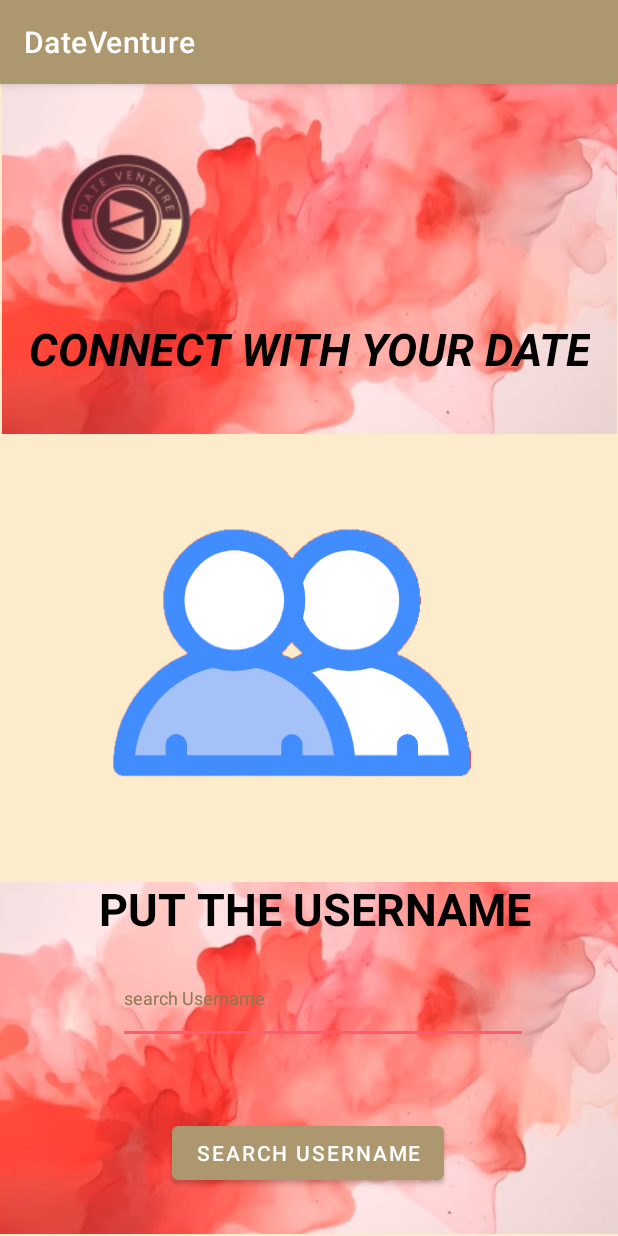
After one commit to Roxxiebstar/APP_DateVenture, an Android app: the ConnectYourDate screen opened directly, with no data from a screen before it, on a phone screen of 412 x 824 dp. The commit adds this screen. Run offline under Robolectric (Android 15) with nearby library versions, the phone set to English and light mode, and no system bars.

Commit message:
UI de connect With your Date

```diff
--- a/DateVenture/app/src/main/AndroidManifest.xml
+++ b/DateVenture/app/src/main/AndroidManifest.xml
@@ -12,6 +12,9 @@
         android:supportsRtl="true"
         android:theme="@style/Theme.DateVenture"
         tools:targetApi="31">
+        <activity
+            android:name=".ConnectYourDate"
+            android:exported="false" />
         <activity
             android:name=".GreenPlaces"
             android:exported="false" />
--- /dev/null
+++ b/DateVenture/app/src/main/java/com/example/dateventure/ConnectYourDate.kt
@@ -0,0 +1,20 @@
+package com.example.dateventure
+
+import android.os.Bundle
+import androidx.activity.enableEdgeToEdge
+import androidx.appcompat.app.AppCompatActivity
+import androidx.core.view.ViewCompat
+import androidx.core.view.WindowInsetsCompat
+
+class ConnectYourDate : AppCompatActivity() {
+    override fun onCreate(savedInstanceState: Bundle?) {
+        super.onCreate(savedInstanceState)
+        enableEdgeToEdge()
+        setContentView(R.layout.activity_connect_your_date)
+        ViewCompat.setOnApplyWindowInsetsListener(findViewById(R.id.main)) { v, insets ->
+            val systemBars = insets.getInsets(WindowInsetsCompat.Type.systemBars())
+            v.setPadding(systemBars.left, systemBars.top, systemBars.right, systemBars.bottom)
+            insets
+        }
+    }
+}
--- /dev/null
+++ b/DateVenture/app/src/main/res/layout/activity_connect_your_date.xml
@@ -0,0 +1,120 @@
+<?xml version="1.0" encoding="utf-8"?>
+<androidx.constraintlayout.widget.ConstraintLayout xmlns:android="http://schemas.android.com/apk/res/android"
+    xmlns:app="http://schemas.android.com/apk/res-auto"
+    xmlns:tools="http://schemas.android.com/tools"
+    android:id="@+id/main"
+    android:background="@color/arena"
+    android:layout_width="match_parent"
+    android:layout_height="match_parent"
+    tools:context=".ConnectYourDate">
+    <ImageView
+        android:id="@+id/acuarela1arriba"
+        android:layout_width="410dp"
+        android:layout_height="233dp"
+        android:contentDescription="@string/imagen_acuarela"
+        android:src="@drawable/acuarela_dateventure"
+        app:layout_constraintEnd_toEndOf="parent"
+        app:layout_constraintHorizontal_bias="0.505"
+        app:layout_constraintStart_toStartOf="parent"
+        app:layout_constraintTop_toTopOf="parent" />
+
+    <ImageView
+        android:id="@+id/acuarela2abajo"
+        android:layout_width="413dp"
+        android:layout_height="237dp"
+        android:contentDescription="@string/imagen_acuarela2"
+        android:src="@drawable/acuarela_dateventure"
+        app:layout_constraintBottom_toBottomOf="parent"
+        app:layout_constraintEnd_toEndOf="parent"
+        app:layout_constraintHorizontal_bias="0.25"
+        app:layout_constraintStart_toStartOf="parent"
+        app:layout_constraintTop_toBottomOf="@id/acuarela1arriba"
+        app:layout_constraintVertical_bias="1.0"
+        app:layout_constraintVertical_weight="0.606" />
+
+
+    <ImageView
+        android:id="@+id/logoDateVenture"
+        android:layout_width="168dp"
+        android:layout_height="158dp"
+        android:contentDescription="@string/acuarela"
+        app:layout_constraintBottom_toBottomOf="parent"
+        app:layout_constraintEnd_toEndOf="parent"
+        app:layout_constraintHorizontal_bias="0.0"
+        app:layout_constraintStart_toStartOf="parent"
+        app:layout_constraintTop_toTopOf="parent"
+        app:layout_constraintVertical_bias="0.022"
+        app:srcCompat="@mipmap/logo_launcher_foreground" />
+
+    <TextView
+        android:id="@+id/textView3"
+        android:layout_width="wrap_content"
+        android:layout_height="wrap_content"
+        android:text="@string/desc_connect"
+        android:textAlignment="center"
+        android:textColor="@color/black"
+        android:textSize="30sp"
+        android:textStyle="bold|italic"
+        app:layout_constraintBottom_toBottomOf="@+id/acuarela1arriba"
+        app:layout_constraintEnd_toEndOf="parent"
+        app:layout_constraintStart_toStartOf="parent"
+        app:layout_constraintTop_toTopOf="parent"
+        app:layout_constraintVertical_bias="0.808" />
+
+    <ImageView
+        android:id="@+id/imageConnectPareja"
+        android:layout_width="413dp"
+        android:layout_height="433dp"
+        android:contentDescription="@string/icon_conectar_pareja"
+        app:layout_constraintBottom_toBottomOf="@+id/acuarela2abajo"
+        app:layout_constraintEnd_toEndOf="parent"
+        app:layout_constraintStart_toStartOf="parent"
+        app:layout_constraintTop_toTopOf="parent"
+        app:srcCompat="@drawable/conectarpareja" />
+
+    <Button
+        android:id="@+id/button"
+        android:layout_width="wrap_content"
+        android:layout_height="wrap_content"
+        android:text="@string/btn_buscar_username"
+        app:layout_constraintBottom_toBottomOf="parent"
+        app:layout_constraintEnd_toEndOf="parent"
+        app:layout_constraintHorizontal_bias="0.497"
+        app:layout_constraintStart_toStartOf="parent"
+        app:layout_constraintTop_toBottomOf="@+id/putNameDescp"
+        app:layout_constraintVertical_bias="0.735" />
+
+    <TextView
+        android:id="@+id/putNameDescp"
+        android:layout_width="328dp"
+        android:layout_height="72dp"
+        android:layout_marginBottom="148dp"
+        android:text="@string/text_put"
+        android:textColor="@color/black"
+        android:textSize="30sp"
+        android:textStyle="bold"
+        app:layout_constraintBottom_toBottomOf="parent"
+        app:layout_constraintEnd_toEndOf="parent"
+        app:layout_constraintHorizontal_bias="0.783"
+        app:layout_constraintStart_toStartOf="parent"
+        app:layout_constraintTop_toBottomOf="@+id/textView3"
+        app:layout_constraintVertical_bias="0.946" />
+
+    <EditText
+        android:id="@+id/editTextEmailAddress"
+        android:layout_width="273dp"
+        android:layout_height="61dp"
+        android:autofillHints="emailAddress"
+        android:ems="20"
+        android:hint="@string/write_username"
+        android:inputType="textEmailAddress"
+        android:textColorHint="@color/arena_text"
+        android:textSize="12sp"
+        app:layout_constraintBottom_toBottomOf="parent"
+        app:layout_constraintEnd_toEndOf="parent"
+        app:layout_constraintHorizontal_bias="0.565"
+        app:layout_constraintStart_toStartOf="parent"
+        app:layout_constraintTop_toTopOf="@+id/acuarela2abajo"
+        app:layout_constraintVertical_bias="0.272" />
+
+</androidx.constraintlayout.widget.ConstraintLayout>
--- a/DateVenture/app/src/main/res/values/strings.xml
+++ b/DateVenture/app/src/main/res/values/strings.xml
@@ -82,5 +82,10 @@
     <string name="image_green">Imagen de dos personas al aire libre:)</string>
 
 
+    <string name="desc_connect">CONNECT WITH YOUR DATE</string>
+    <string name="image_date">Contiene imagen para entrelazar parejas</string>
+    <string name="text_put">PUT THE USERNAME</string>
+    <string name="write_username">search Username</string>
+    <string name="btn_buscar_username">search username</string>
 
 </resources>
```
